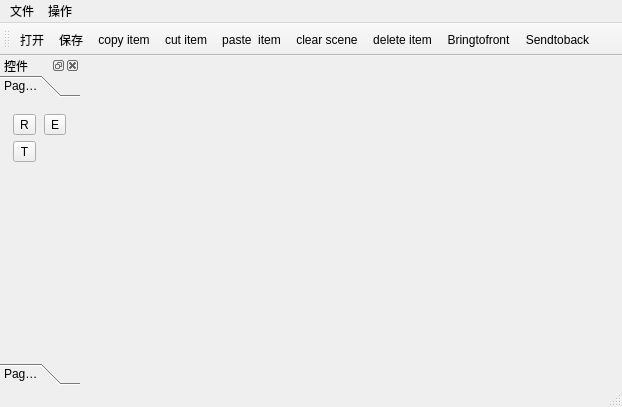
Above: mygraphics.ui from gateslu/MyGraphics before the change. Below: the same form after it.
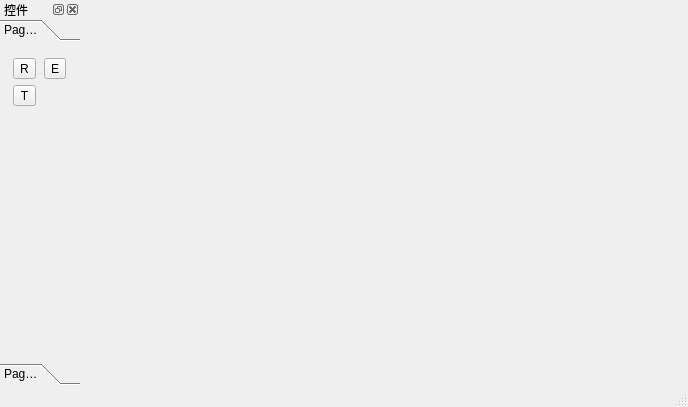
That is the form after the change.

The edit to the form file:
```diff
--- a/mygraphics.ui
+++ b/mygraphics.ui
@@ -6,7 +6,7 @@
    <rect>
     <x>0</x>
     <y>0</y>
-    <width>622</width>
+    <width>688</width>
     <height>407</height>
    </rect>
   </property>
@@ -20,55 +20,6 @@
    <string>MyGraphics</string>
   </property>
   <widget class="QWidget" name="centralWidget"/>
-  <widget class="QMenuBar" name="menuBar">
-   <property name="geometry">
-    <rect>
-     <x>0</x>
-     <y>0</y>
-     <width>622</width>
-     <height>23</height>
-    </rect>
-   </property>
-   <widget class="QMenu" name="menu">
-    <property name="title">
-     <string>文件</string>
-    </property>
-    <addaction name="actionOpen"/>
-    <addaction name="actionSave"/>
-   </widget>
-   <widget class="QMenu" name="menu_2">
-    <property name="title">
-     <string>操作</string>
-    </property>
-    <addaction name="actionClear_scene"/>
-    <addaction name="actionDelete_item"/>
-    <addaction name="actionCopy_item"/>
-    <addaction name="actionCut_item"/>
-    <addaction name="actionPaste_item"/>
-   </widget>
-   <addaction name="menu"/>
-   <addaction name="menu_2"/>
-  </widget>
-  <widget class="QToolBar" name="mainToolBar">
-   <property name="windowTitle">
-    <string>主菜单</string>
-   </property>
-   <attribute name="toolBarArea">
-    <enum>TopToolBarArea</enum>
-   </attribute>
-   <attribute name="toolBarBreak">
-    <bool>false</bool>
-   </attribute>
-   <addaction name="actionOpen"/>
-   <addaction name="actionSave"/>
-   <addaction name="actionCopy_item"/>
-   <addaction name="actionCut_item"/>
-   <addaction name="actionPaste_item"/>
-   <addaction name="actionClear_scene"/>
-   <addaction name="actionDelete_item"/>
-   <addaction name="actionBringtofront"/>
-   <addaction name="actionSendtoback"/>
-  </widget>
   <widget class="QStatusBar" name="statusBar"/>
   <widget class="QDockWidget" name="dockWidget">
    <property name="minimumSize">
@@ -111,7 +62,7 @@
           <x>0</x>
           <y>0</y>
           <width>80</width>
-          <height>266</height>
+          <height>288</height>
          </rect>
         </property>
         <attribute name="label">
@@ -172,69 +123,16 @@
     </layout>
    </widget>
   </widget>
-  <action name="actionOpen">
-   <property name="text">
-    <string>打开</string>
+  <widget class="QMenuBar" name="menuBar">
+   <property name="geometry">
+    <rect>
+     <x>0</x>
+     <y>0</y>
+     <width>688</width>
+     <height>23</height>
+    </rect>
    </property>
-   <property name="shortcut">
-    <string>Ctrl+O</string>
-   </property>
-  </action>
-  <action name="actionSave">
-   <property name="text">
-    <string>保存</string>
-   </property>
-   <property name="shortcut">
-    <string>Ctrl+S</string>
-   </property>
-  </action>
-  <action name="actionClear_scene">
-   <property name="text">
-    <string>clear scene</string>
-   </property>
-  </action>
-  <action name="actionSendtoback">
-   <property name="text">
-    <string>Sendtoback</string>
-   </property>
-  </action>
-  <action name="actionBringtofront">
-   <property name="text">
-    <string>Bringtofront</string>
-   </property>
-  </action>
-  <action name="actionDelete_item">
-   <property name="text">
-    <string>delete item</string>
-   </property>
-   <property name="shortcut">
-    <string>Del</string>
-   </property>
-  </action>
-  <action name="actionCopy_item">
-   <property name="text">
-    <string>copy item</string>
-   </property>
-   <property name="shortcut">
-    <string>Ctrl+C</string>
-   </property>
-  </action>
-  <action name="actionCut_item">
-   <property name="text">
-    <string>cut item</string>
-   </property>
-   <property name="shortcut">
-    <string>Ctrl+X</string>
-   </property>
-  </action>
-  <action name="actionPaste_item">
-   <property name="text">
-    <string>paste  item</string>
-   </property>
-   <property name="shortcut">
-    <string>Ctrl+V</string>
-   </property>
-  </action>
+  </widget>
  </widget>
  <layoutdefault spacing="6" margin="11"/>
  <resources/>
```
Left out of the diff: 19 changed lines with no effect on the pictures.
